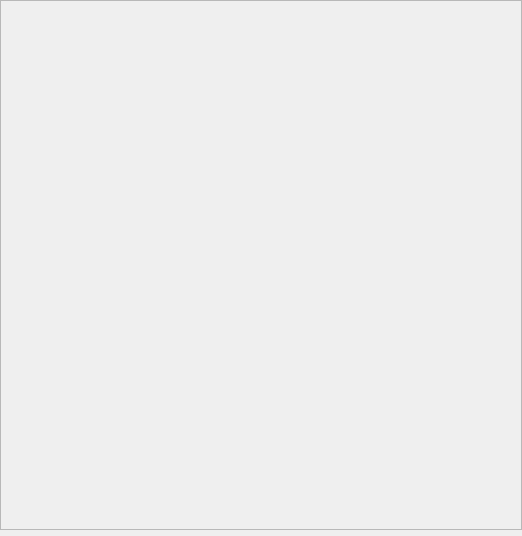
MITK/MITK, file Modules/IGTUI/Qmitk/QmitkTrackingDeviceConfigurationWidgetControls.ui: the form before one commit.
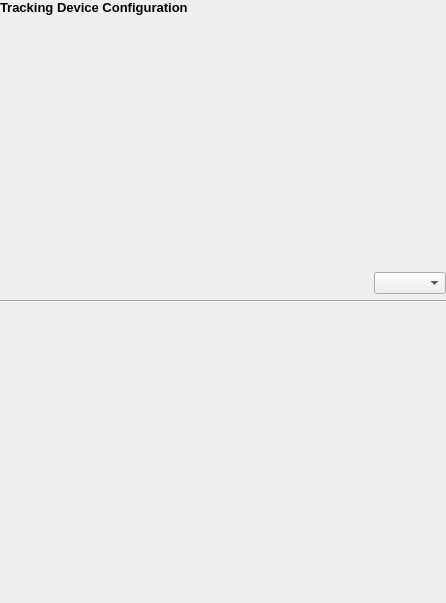
The form after the commit. The open tabs and pages were chosen to show the change.

Commit message: Change size policy, remove spacers, change widget type

```diff
--- a/Modules/IGTUI/Qmitk/QmitkTrackingDeviceConfigurationWidgetControls.ui
+++ b/Modules/IGTUI/Qmitk/QmitkTrackingDeviceConfigurationWidgetControls.ui
@@ -6,8 +6,8 @@
    <rect>
     <x>0</x>
     <y>0</y>
-    <width>522</width>
-    <height>536</height>
+    <width>446</width>
+    <height>603</height>
    </rect>
   </property>
   <property name="sizePolicy">
@@ -21,16 +21,6 @@
   </property>
   <layout class="QVBoxLayout" name="verticalLayout_13">
    <item>
-    <widget class="QStackedWidget" name="mainWidget">
-     <property name="lineWidth">
-      <number>0</number>
-     </property>
-     <property name="currentIndex">
-      <number>0</number>
-     </property>
-     <widget class="QWidget" name="page">
-      <layout class="QVBoxLayout" name="verticalLayout_12">
-       <item>
         <layout class="QVBoxLayout" name="mainLayout">
          <item>
           <layout class="QVBoxLayout" name="verticalLayout">
@@ -75,84 +65,6 @@
           </widget>
          </item>
         </layout>
-       </item>
-      </layout>
-     </widget>
-     <widget class="QWidget" name="page_3">
-      <layout class="QVBoxLayout" name="verticalLayout_15">
-       <item>
-        <layout class="QVBoxLayout" name="simpleLayout">
-         <property name="spacing">
-          <number>0</number>
-         </property>
-        </layout>
-       </item>
-       <item>
-        <spacer name="verticalSpacer_6">
-         <property name="orientation">
-          <enum>Qt::Vertical</enum>
-         </property>
-         <property name="sizeHint" stdset="0">
-          <size>
-           <width>20</width>
-           <height>289</height>
-          </size>
-         </property>
-        </spacer>
-       </item>
-      </layout>
-     </widget>
-     <widget class="QWidget" name="page_2">
-      <layout class="QVBoxLayout" name="verticalLayout_5">
-       <item>
-        <widget class="QScrollArea" name="dummyArea">
-         <property name="widgetResizable">
-          <bool>true</bool>
-         </property>
-         <widget class="QWidget" name="scrollAreaWidgetContents">
-          <property name="geometry">
-           <rect>
-            <x>0</x>
-            <y>0</y>
-            <width>484</width>
-            <height>492</height>
-           </rect>
-          </property>
-          <layout class="QVBoxLayout" name="verticalLayout_4">
-           <item>
-            <layout class="QVBoxLayout" name="dummyLayout"/>
-           </item>
-           <item>
-            <spacer name="verticalSpacer_5">
-             <property name="orientation">
-              <enum>Qt::Vertical</enum>
-             </property>
-             <property name="sizeHint" stdset="0">
-              <size>
-               <width>20</width>
-               <height>269</height>
-              </size>
-             </property>
-            </spacer>
-           </item>
-          </layout>
-         </widget>
-        </widget>
-       </item>
-      </layout>
-     </widget>
-    </widget>
-   </item>
-   <item>
-    <widget class="QWidget" name="dummyWidget" native="true">
-     <property name="maximumSize">
-      <size>
-       <width>16777215</width>
-       <height>0</height>
-      </size>
-     </property>
-     <layout class="QVBoxLayout" name="verticalLayout_2"/>
-    </widget>
    </item>
   </layout>
  </widget>
```
Lines whose indentation alone changed are shown as unchanged. The commit also changes 3 other files.
